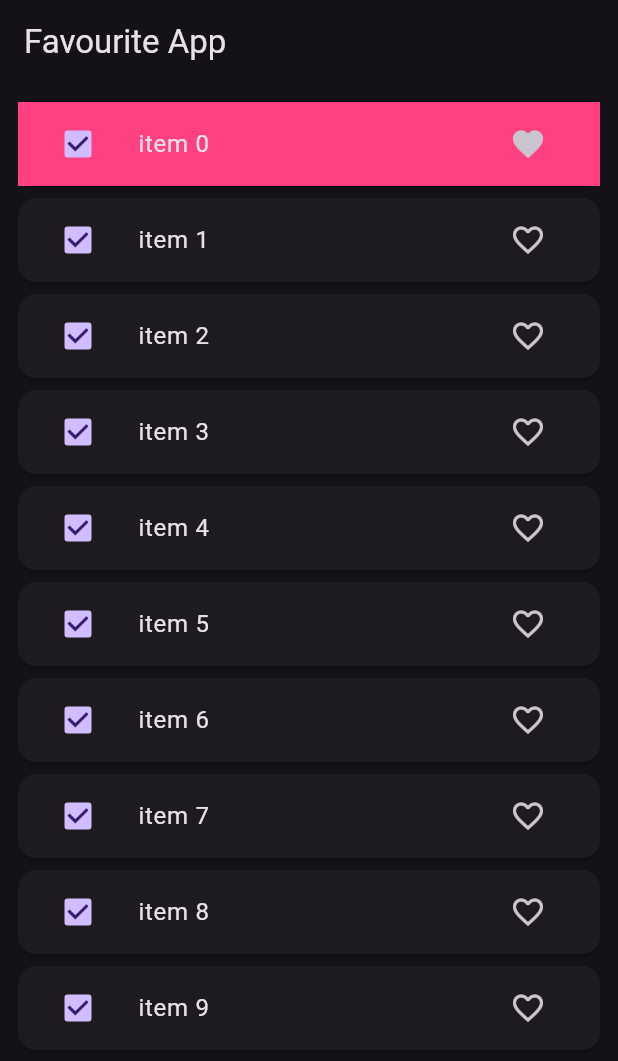
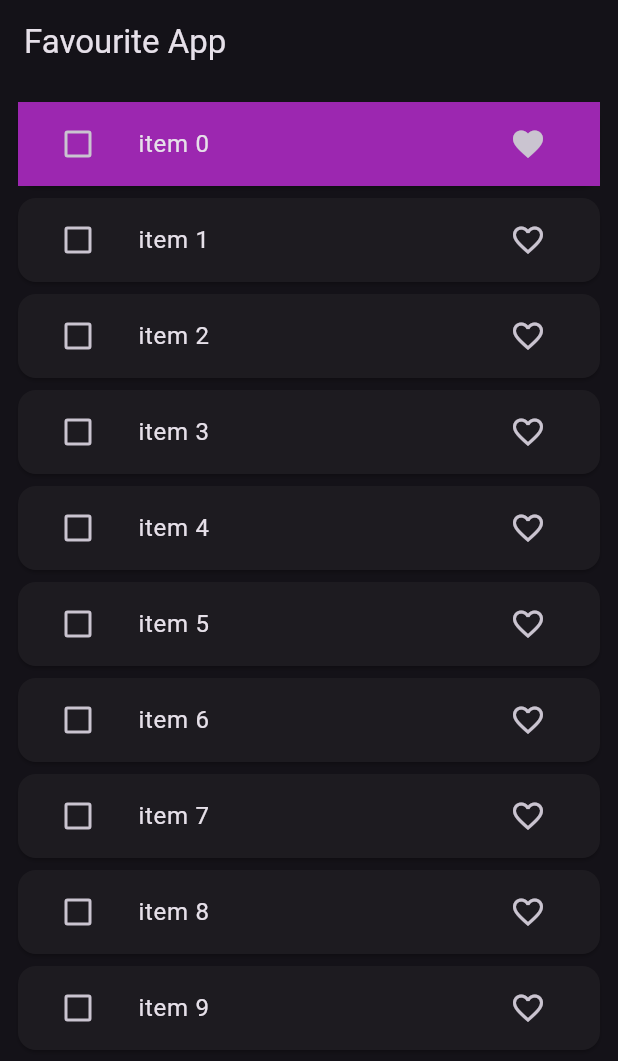
Before and after one commit to devpaurakh/Color-Opacity-Changing-App, a Flutter app: the screen it shows after launch, after a tap on the "favorite outline" icon, on a phone screen of 412 x 824 dp. Shown: the top 1061 px of the screen. Run offline on Flutter 3.47's test engine with Material 3 defaults, Android fonts, the phone set to English and light mode, and no system bars; our stand-ins replace bloc, equatable, flutter_bloc, image_picker.

Commit message:
delete, favroite and check function compeleted

```diff
--- a/lib/bloc/favourite_bloc/favourite_app_bloc.dart
+++ b/lib/bloc/favourite_bloc/favourite_app_bloc.dart
@@ -8,10 +8,15 @@ class FavouriteAppBloc extends Bloc<FavouriteAppEvent, FavouriteAppState> {
   FavouriteRepository favouriteRepository;
   List<FavouriteItemsModel> favouriteList = [];
 
+  List<FavouriteItemsModel> tempFavouriteList = [];
+
   FavouriteAppBloc(this.favouriteRepository)
       : super(const FavouriteAppState()) {
     on<FetchFavouriteList>(fetchList);
     on<FetchFavouriteListItem>(_addFavouritItem);
+    on<SelectItemListItem>(_addSelectFavouritItem);
+    on<UnSelectItemListItem>(_addUnSelectFavouritItem);
+    on<DeleteItem>(_deleteItem);
   }
 
   void fetchList(
@@ -26,8 +31,43 @@ class FavouriteAppBloc extends Bloc<FavouriteAppEvent, FavouriteAppState> {
       FetchFavouriteListItem event, Emitter<FavouriteAppState> emit) async {
     final index =
         favouriteList.indexWhere((element) => element.id == event.item.id);
+
+    if (event.item.isFavourite) {
+      if (tempFavouriteList.contains(favouriteList[index])) {
+        tempFavouriteList.remove(favouriteList[index]);
+        tempFavouriteList.add(event.item);
+      }
+    } else {
+      if (tempFavouriteList.contains(favouriteList[index])) {
+        tempFavouriteList.remove(favouriteList[index]);
+        tempFavouriteList.add(event.item);
+      }
+    }
     favouriteList[index] = event.item;
 
-    emit(state.copyWith(favouriteItems: List.from(favouriteList)));
+    emit(state.copyWith(favouriteItems: List.from(favouriteList), tempFavouriteItems: List.of(tempFavouriteList)));
+  }
+
+  void _addSelectFavouritItem(
+      SelectItemListItem event, Emitter<FavouriteAppState> emit) async {
+    tempFavouriteList.add(event.item);
+    emit(state.copyWith(tempFavouriteItems: List.from(tempFavouriteList)));
+  }
+
+  void _addUnSelectFavouritItem(
+      UnSelectItemListItem event, Emitter<FavouriteAppState> emit) async {
+    tempFavouriteList.remove(event.item);
+
+    emit(state.copyWith(tempFavouriteItems: List.from(tempFavouriteList)));
+  }
+
+  void _deleteItem(DeleteItem event, Emitter<FavouriteAppState> emit) async {
+    for (var i = 0; i < tempFavouriteList.length; i++) {
+      favouriteList.remove(tempFavouriteList[i]);
+    }
+    tempFavouriteList.clear;
+    emit(state.copyWith(
+        favouriteItems: List.from(favouriteList),
+        tempFavouriteItems: List.from(tempFavouriteList)));
   }
 }
--- a/lib/bloc/favourite_bloc/favourite_app_event.dart
+++ b/lib/bloc/favourite_bloc/favourite_app_event.dart
@@ -25,17 +25,21 @@ class FetchFavouriteListItem extends FavouriteAppEvent{
 
 class SelectItemListItem extends FavouriteAppEvent{
 
-  final FavouriteItemsModel selectItem;
+  final FavouriteItemsModel item;
 
-  const SelectItemListItem({required this.selectItem});
+  const SelectItemListItem({required this.item});
 
 }
 
 
 class UnSelectItemListItem extends FavouriteAppEvent{
 
-  final FavouriteItemsModel unSelectItem;
+  final FavouriteItemsModel item;
 
-  const UnSelectItemListItem({required this.unSelectItem});
+  const UnSelectItemListItem({required this.item});
 
 }
+
+class DeleteItem extends FavouriteAppEvent{
+
+}
--- a/lib/bloc/favourite_bloc/favourite_app_state.dart
+++ b/lib/bloc/favourite_bloc/favourite_app_state.dart
@@ -18,11 +18,11 @@ class FavouriteAppState extends Equatable {
       {List<FavouriteItemsModel>? favouriteItems, List<FavouriteItemsModel>? tempFavouriteItems,  ListStatus? listStatus}) {
     return FavouriteAppState(
       favouriteItems: favouriteItems ?? this.favouriteItems,
-       tempFavouriteItems: tempFavouriteItems ?? this.tempFavouriteItems,
+      tempFavouriteItems: tempFavouriteItems ?? this.tempFavouriteItems,
       listStatus: listStatus ?? this.listStatus,
     );
   }
 
   @override
-  List<Object?> get props => [favouriteItems, listStatus,tempFavouriteItems];
+  List<Object?> get props => [favouriteItems, tempFavouriteItems, listStatus,];
 }
--- a/lib/ui/favourite_app/favourite.screen.dart
+++ b/lib/ui/favourite_app/favourite.screen.dart
@@ -15,9 +15,7 @@ class FavouriteApp extends StatefulWidget {
 class _FavouriteAppState extends State<FavouriteApp> {
   @override
   void initState() {
-    // TODO: implement initState
     super.initState();
-
     context.read<FavouriteAppBloc>().add(FetchFavouriteList());
   }
 
@@ -26,6 +24,25 @@ class _FavouriteAppState extends State<FavouriteApp> {
     return Scaffold(
       appBar: AppBar(
         title: const Text("Favourite App"),
+        actions: [
+
+          BlocBuilder<FavouriteAppBloc, FavouriteAppState>(builder: (context, state){
+            return Visibility(
+              visible: state.tempFavouriteItems.isNotEmpty ? true : false,
+              child: IconButton(
+                onPressed: () {
+                   context.read<FavouriteAppBloc>().add(DeleteItem());
+                },
+                icon: const Icon(
+                  Icons.delete,
+                  color: Colors.red,
+                )),
+            );
+
+
+
+          })
+        ],
       ),
       body: Padding(
         padding: const EdgeInsets.all(8.0),
@@ -47,7 +64,21 @@ class _FavouriteAppState extends State<FavouriteApp> {
                     final item = state.favouriteItems[index];
                     return Card(
                       child: ListTile(
-                        leading: Checkbox(value: true, onChanged: (value){}),
+                        leading: Checkbox(
+                            value: state.tempFavouriteItems.contains(item)
+                                ? true
+                                : false,
+                            onChanged: (value) {
+                              if (value == true) {
+                                context
+                                    .read<FavouriteAppBloc>()
+                                    .add(SelectItemListItem(item: item));
+                              } else {
+                                context
+                                    .read<FavouriteAppBloc>()
+                                    .add(UnSelectItemListItem(item: item));
+                              }
+                            }),
                         title: Text(item.value.toString()),
                         trailing: IconButton(
                             onPressed: () {
@@ -63,8 +94,7 @@ class _FavouriteAppState extends State<FavouriteApp> {
                             icon: Icon(item.isFavourite
                                 ? Icons.favorite
                                 : Icons.favorite_outline)),
-
-                            tileColor: item.isFavourite ? Colors.pinkAccent : null,
+                        tileColor: item.isFavourite ? Colors.purple : null,
                       ),
                     );
                   });
```
